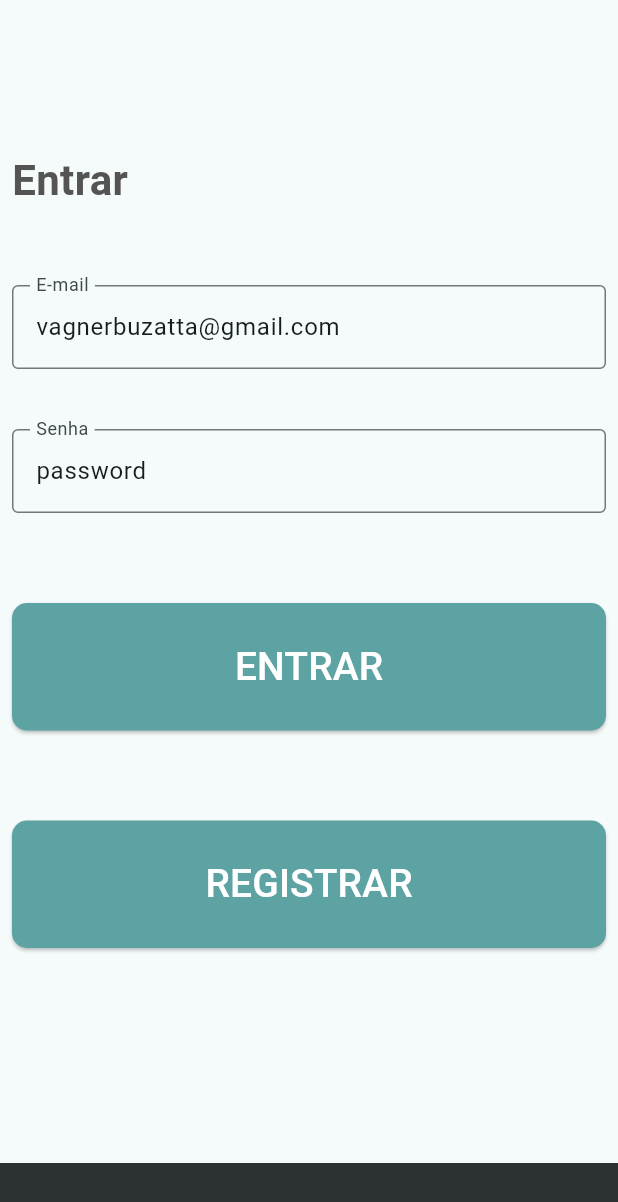
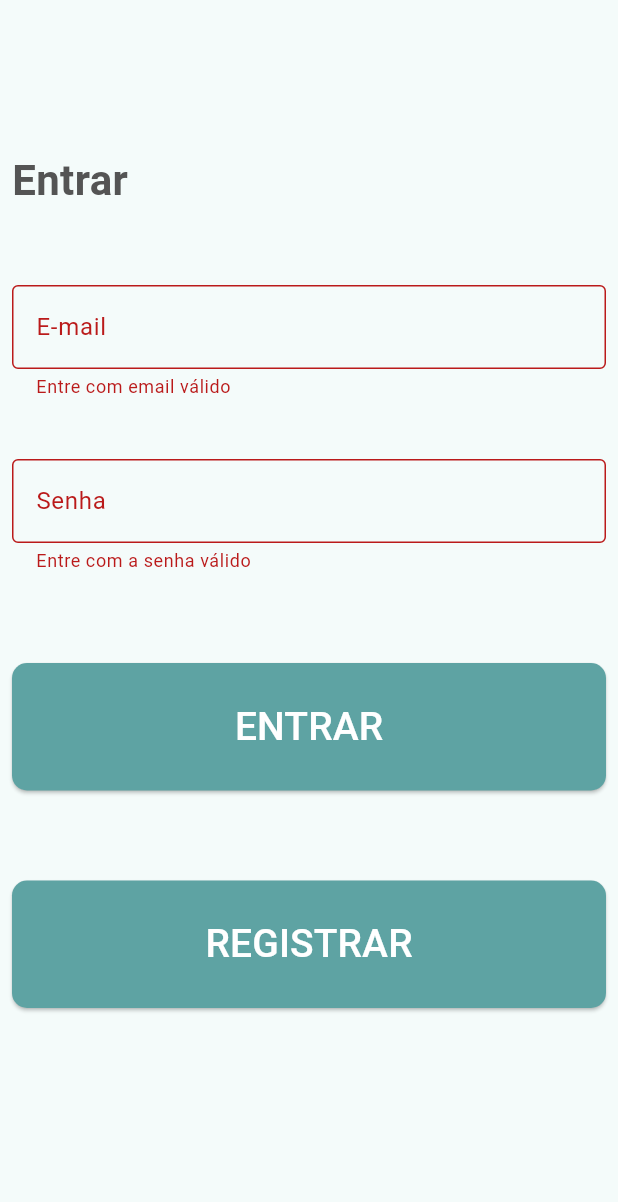
Before and after one commit to vagnersabadi/app-meus-gastos, a Flutter app: the screen it shows after launch, after a tap on "ENTRAR", on a phone screen of 412 x 824 dp. Shown: the top 1202 px of the screen. Run offline on Flutter 3.47's test engine with Material 3 defaults, Android fonts, the phone set to English and light mode, and no system bars; our stand-ins replace bloc, cloud_firestore, currency_text_input_formatter, dropdown_textfield, firebase_auth, firebase_core and 2 more; accounts and stored records are empty.

Commit message:
feat: mensagem login a register

```diff
--- a/lib/src/features/home/controller/home.controller.dart
+++ b/lib/src/features/home/controller/home.controller.dart
@@ -162,6 +162,7 @@ class HomeController extends Cubit<HomeStates> {
       DismissDirection dir, BuildContext context, Expense expense) async {
     if (dir == DismissDirection.endToStart) {
       await FirebaseCloudService.removeExpense(expense);
+      loadExpenses();
       return true;
     } else {
       showExpensesAddEditPage(context, expense: expense);
--- a/lib/src/features/login/controller/login.controller.dart
+++ b/lib/src/features/login/controller/login.controller.dart
@@ -9,8 +9,8 @@ class LoginController {
   final LoginService _loginService = LoginService();
 
   final formLoginKey = GlobalKey<FormState>();
-  final TextEditingController emailCtrl = TextEditingController(text: 'vagnerbuzatta@gmail.com');
-  final TextEditingController passwordCtrl = TextEditingController(text: 'password');
+  final TextEditingController emailCtrl = TextEditingController();
+  final TextEditingController passwordCtrl = TextEditingController();
 
   String? validatorEmail(String? value) {
     if (value == null || value.isEmpty) {
@@ -30,7 +30,6 @@ class LoginController {
     if (formLoginKey.currentState!.validate()) {
       String email = emailCtrl.text;
       String password = passwordCtrl.text;
-      String message = '';
 
       await _loginService.loginWithEmailAndPassword(email, password).then((LoginResult login) {
         if (context.mounted) {
@@ -43,7 +42,7 @@ class LoginController {
             toHome(context);
           } else {
             ScaffoldMessenger.of(context).showSnackBar(
-              SnackBar(content: Text(message)),
+              SnackBar(content: Text(login.message ?? 'Erro ao realizar o login. Verifique seu dados.')),
             );
           }
         }
```
Also changed, not shown: lib/src/features/register/controller/register.controller.dart (+20 -3 lines), lib/src/features/register/view/register.dart (+22 -7 lines), lib/firebase_options.dart (added), 1 other file.
